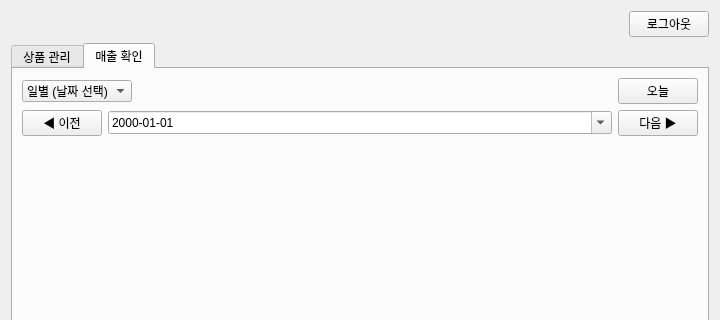
Qt form qt/client/admin.ui (ginjuns/SNAP) before a commit; both pictures show x 0 to 720 and y 0 to 320 of the 720 by 1280 pixel window.
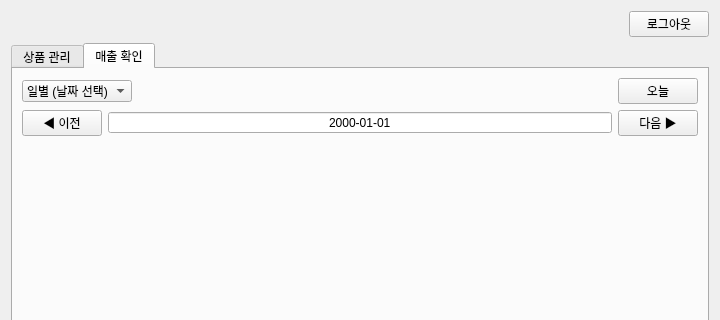
The same form after that commit. The open tabs and pages were chosen to show the change. Custom widgets are drawn as their Qt base class.

Patch:
```diff
--- a/qt/client/admin.ui
+++ b/qt/client/admin.ui
@@ -291,12 +291,18 @@
              <height>0</height>
             </size>
            </property>
+           <property name="alignment">
+            <set>Qt::AlignCenter</set>
+           </property>
+           <property name="readOnly">
+            <bool>true</bool>
+           </property>
+           <property name="buttonSymbols">
+            <enum>QAbstractSpinBox::NoButtons</enum>
+           </property>
            <property name="displayFormat">
             <string>yyyy-MM-dd</string>
            </property>
-           <property name="calendarPopup">
-            <bool>true</bool>
-           </property>
           </widget>
          </item>
          <item>
```
